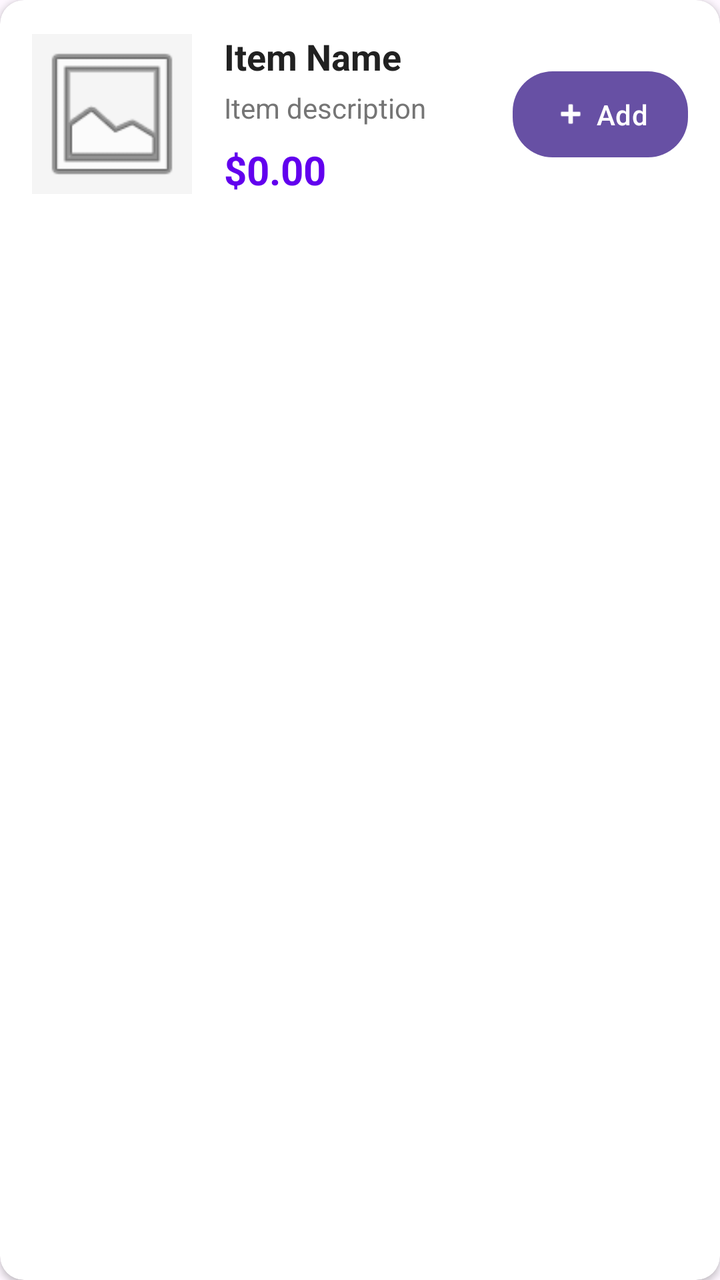
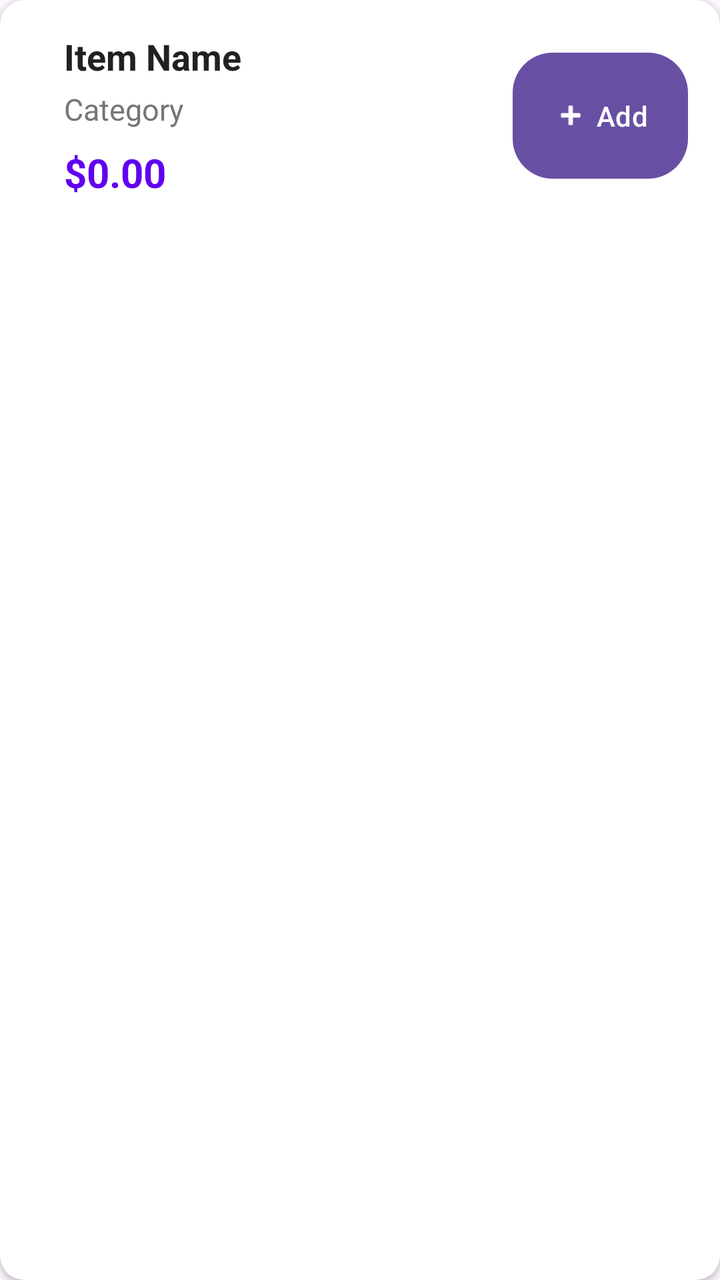

Two renders of the same Android screen: before a commit and after it. Below are the layout's source before the change and the commit's diff.
<!-- AndroidManifest.xml: application theme Theme.MyApplication_MainMenu1 -->
<!-- res/layout/item_menu.xml -->
<?xml version="1.0" encoding="utf-8"?>
<com.google.android.material.card.MaterialCardView xmlns:android="http://schemas.android.com/apk/res/android"
    xmlns:app="http://schemas.android.com/apk/res-auto"
    android:layout_width="match_parent"
    android:layout_height="wrap_content"
    android:layout_margin="8dp"
    app:cardElevation="2dp"
    app:cardCornerRadius="12dp"
    app:strokeWidth="0dp"
    app:cardBackgroundColor="@color/surface">

    <LinearLayout
        android:layout_width="match_parent"
        android:layout_height="wrap_content"
        android:orientation="horizontal"
        android:padding="16dp"
        android:gravity="center_vertical">

        <ImageView
            android:id="@+id/ivMenuItem"
            android:layout_width="80dp"
            android:layout_height="80dp"
            android:contentDescription="@string/todo"
            android:scaleType="centerCrop"
            android:src="@android:drawable/ic_menu_gallery"
            android:background="@color/surface_dark" />

        <LinearLayout
            android:layout_width="0dp"
            android:layout_height="wrap_content"
            android:layout_weight="1"
            android:orientation="vertical"
            android:paddingStart="16dp"
            android:paddingEnd="8dp">

            <TextView
                android:id="@+id/tvMenuItemName"
                android:layout_width="match_parent"
                android:layout_height="wrap_content"
                android:text="@string/item_name"
                android:textSize="18sp"
                android:textStyle="bold"
                android:textColor="@color/text_primary"
                android:maxLines="1"
                android:ellipsize="end" />

            <TextView
                android:id="@+id/tvMenuItemDescription"
                android:layout_width="match_parent"
                android:layout_height="wrap_content"
                android:text="@string/item_description"
                android:textSize="14sp"
                android:textColor="@color/text_secondary"
                android:layout_marginTop="4dp"
                android:maxLines="2"
                android:ellipsize="end" />

            <TextView
                android:id="@+id/tvMenuItemPrice"
                android:layout_width="wrap_content"
                android:layout_height="wrap_content"
                android:text="@string/_0_00"
                android:textSize="20sp"
                android:textStyle="bold"
                android:textColor="@color/primary"
                android:layout_marginTop="8dp" />

        </LinearLayout>

        <com.google.android.material.button.MaterialButton
            android:id="@+id/btnAddToCart"
            android:layout_width="wrap_content"
            android:layout_height="wrap_content"
            android:text="@string/add"
            android:textSize="14sp"
            android:minWidth="0dp"
            android:minHeight="0dp"
            android:insetTop="0dp"
            android:insetBottom="0dp"
            android:paddingHorizontal="20dp"
            android:paddingVertical="12dp"
            app:icon="@android:drawable/ic_input_add"
            app:iconGravity="textStart"
            app:iconPadding="4dp"
            app:cornerRadius="20dp" />

    </LinearLayout>

</com.google.android.material.card.MaterialCardView>
<!-- resources referenced by this layout -->
<resources>
  <color name="primary">#6200EE</color>
  <color name="surface">#FFFFFF</color>
  <color name="surface_dark">#F5F5F5</color>
  <color name="text_primary">#212121</color>
  <color name="text_secondary">#757575</color>
  <string name="_0_00">$0.00</string>
  <string name="add">Add</string>
  <string name="item_description">Item description</string>
  <string name="item_name">Item Name</string>
  <string name="todo">TODO</string>
  <style name="Theme.MyApplication_MainMenu1" parent="Base.Theme.MyApplication_MainMenu1" />
  <style name="Base.Theme.MyApplication_MainMenu1" parent="Theme.Material3.DayNight.NoActionBar">
          
          
      </style>
</resources>

<!-- the commit's change to res/layout/item_menu.xml (unified diff, before → after) -->
@@ -16,15 +16,6 @@
         android:padding="16dp"
         android:gravity="center_vertical">
 
-        <ImageView
-            android:id="@+id/ivMenuItem"
-            android:layout_width="80dp"
-            android:layout_height="80dp"
-            android:contentDescription="@string/todo"
-            android:scaleType="centerCrop"
-            android:src="@android:drawable/ic_menu_gallery"
-            android:background="@color/surface_dark" />
-
         <LinearLayout
             android:layout_width="0dp"
             android:layout_height="wrap_content"
@@ -34,7 +25,7 @@
             android:paddingEnd="8dp">
 
             <TextView
-                android:id="@+id/tvMenuItemName"
+                android:id="@+id/tvName"
                 android:layout_width="match_parent"
                 android:layout_height="wrap_content"
                 android:text="@string/item_name"
@@ -45,11 +36,11 @@
                 android:ellipsize="end" />
 
             <TextView
-                android:id="@+id/tvMenuItemDescription"
+                android:id="@+id/tvMenuItemCategory"
                 android:layout_width="match_parent"
                 android:layout_height="wrap_content"
-                android:text="@string/item_description"
-                android:textSize="14sp"
+                android:text="@string/category"
+                android:textSize="15sp"
                 android:textColor="@color/text_secondary"
                 android:layout_marginTop="4dp"
                 android:maxLines="2"
@@ -70,19 +61,19 @@
         <com.google.android.material.button.MaterialButton
             android:id="@+id/btnAddToCart"
             android:layout_width="wrap_content"
-            android:layout_height="wrap_content"
+            android:layout_height="63dp"
+            android:insetTop="0dp"
+            android:insetBottom="0dp"
+            android:minWidth="0dp"
+            android:minHeight="0dp"
+            android:paddingHorizontal="20dp"
+            android:paddingVertical="12dp"
             android:text="@string/add"
             android:textSize="14sp"
-            android:minWidth="0dp"
-            android:minHeight="0dp"
-            android:insetTop="0dp"
-            android:insetBottom="0dp"
-            android:paddingHorizontal="20dp"
-            android:paddingVertical="12dp"
+            app:cornerRadius="20dp"
             app:icon="@android:drawable/ic_input_add"
             app:iconGravity="textStart"
-            app:iconPadding="4dp"
-            app:cornerRadius="20dp" />
+            app:iconPadding="4dp" />
 
     </LinearLayout>
 
<!-- resource entries referenced after the edit -->
@@ -2,14 +2,12 @@
 <resources>
   <color name="primary">#6200EE</color>
   <color name="surface">#FFFFFF</color>
-  <color name="surface_dark">#F5F5F5</color>
   <color name="text_primary">#212121</color>
   <color name="text_secondary">#757575</color>
   <string name="_0_00">$0.00</string>
   <string name="add">Add</string>
-  <string name="item_description">Item description</string>
+  <string name="category">Category</string>
   <string name="item_name">Item Name</string>
-  <string name="todo">TODO</string>
   <style name="Theme.MyApplication_MainMenu1" parent="Base.Theme.MyApplication_MainMenu1" />
   <style name="Base.Theme.MyApplication_MainMenu1" parent="Theme.Material3.DayNight.NoActionBar">
           
